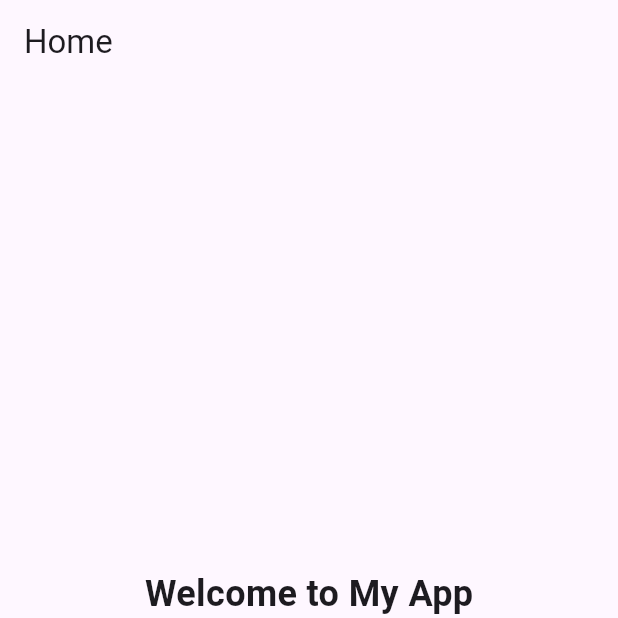
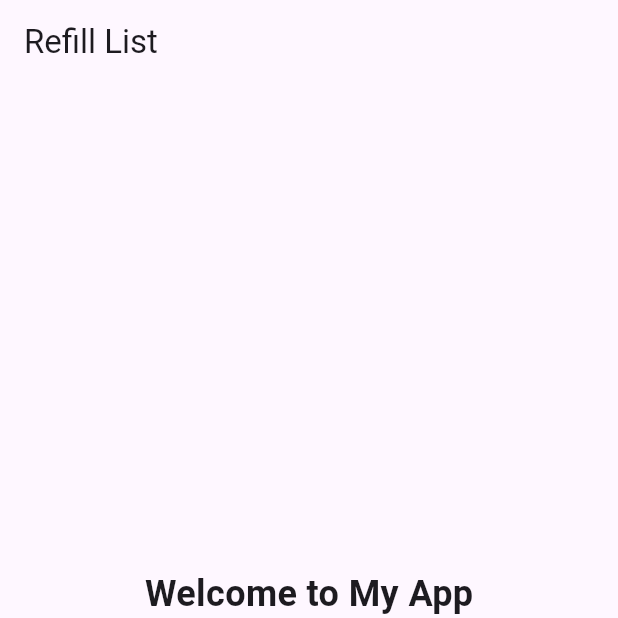
Before and after one commit to tushar-4758/Refill-List, a Flutter app: the screen it shows after launch, on a phone screen of 412 x 824 dp, the top half of it. Run offline on Flutter 3.47's test engine with Material 3 defaults, Android fonts, the phone set to English and light mode, and no system bars.

```diff
--- a/lib/main.dart
+++ b/lib/main.dart
@@ -27,7 +27,7 @@
   Widget build(BuildContext context) {
     return Scaffold(
       appBar: AppBar(
-        title: const Text("Home"),
+        title: const Text("Refill List"),
       ),
       body: Center(
         child: Column(
```
Also changed, not shown: pubspec.yaml (+8 -64 lines), lib/assets/Logo (1).png (added), lib/assets/app_icon.png (added), pubspec.lock, 2 other files.
